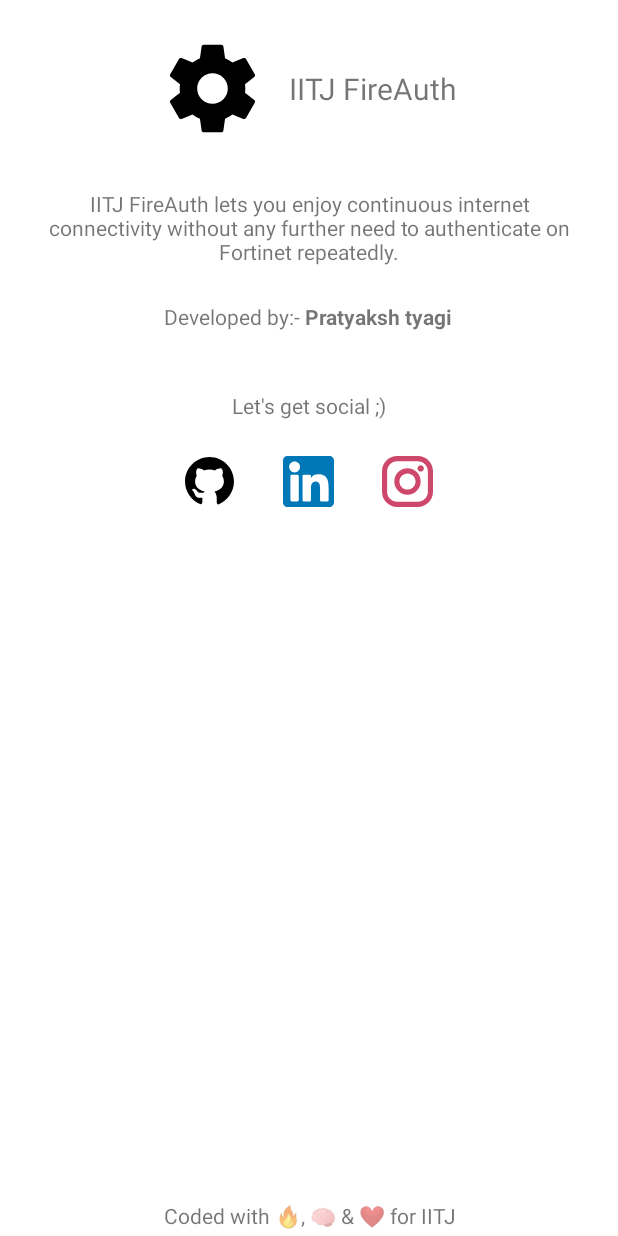
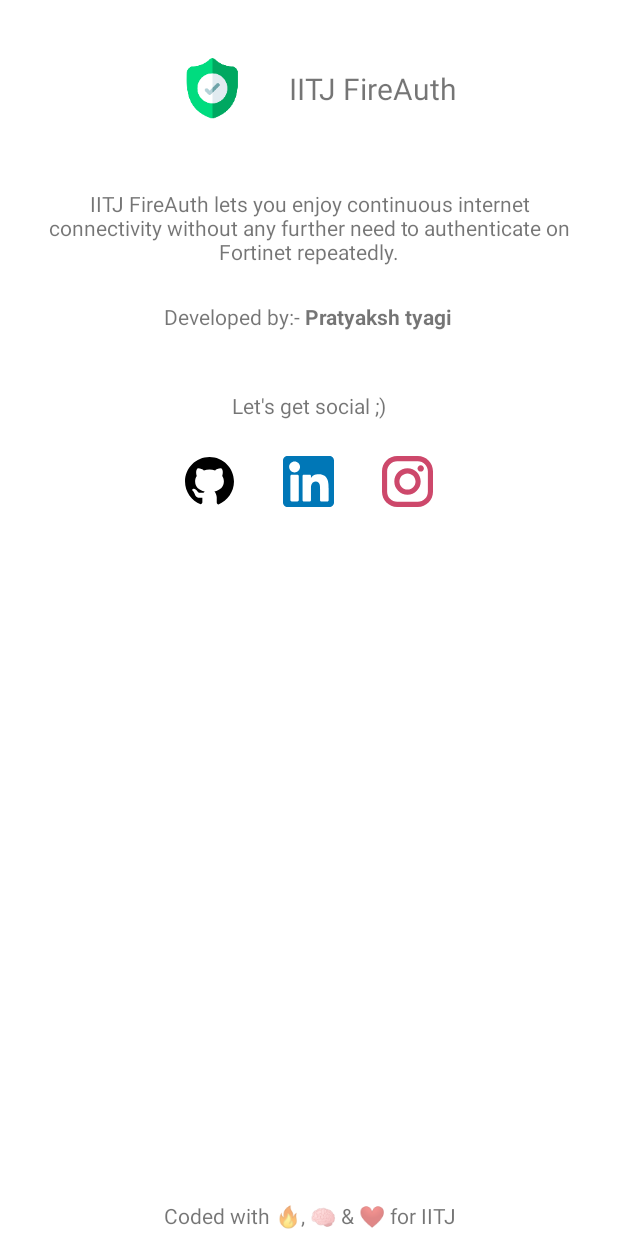
Before and after one commit to pratyaksh123/IITJ_Auth, an Android app: the layout about_fragment.xml on its own in the app's theme, with its tools: preview values and no code run, on a phone screen of 412 x 824 dp. Run offline under Robolectric (Android 15) with nearby library versions, the phone set to English and light mode, and no system bars.

Commit message:
- Invoke finish() on MainActivity if initialSetupScreen - UI Changes - Notification Updates added.

```diff
--- a/app/src/main/java/com/blockgeeks/iitj_auth/activities/MainActivity.kt
+++ b/app/src/main/java/com/blockgeeks/iitj_auth/activities/MainActivity.kt
@@ -29,6 +29,7 @@ class MainActivity : AppCompatActivity() {
         if(!initialSetupBoolean) {
             intent = Intent(applicationContext, InitialSetupActivity::class.java)
             startActivity(intent)
+            finish()
         }
 
         setContentView(R.layout.activity_main)
--- a/app/src/main/res/drawable-v24/ic_launcher_foreground.xml
+++ /dev/null
@@ -1,30 +0,0 @@
-<vector xmlns:android="http://schemas.android.com/apk/res/android"
-    xmlns:aapt="http://schemas.android.com/aapt"
-    android:width="108dp"
-    android:height="108dp"
-    android:viewportWidth="108"
-    android:viewportHeight="108">
-    <path android:pathData="M31,63.928c0,0 6.4,-11 12.1,-13.1c7.2,-2.6 26,-1.4 26,-1.4l38.1,38.1L107,108.928l-32,-1L31,63.928z">
-        <aapt:attr name="android:fillColor">
-            <gradient
-                android:endX="85.84757"
-                android:endY="92.4963"
-                android:startX="42.9492"
-                android:startY="49.59793"
-                android:type="linear">
-                <item
-                    android:color="#44000000"
-                    android:offset="0.0" />
-                <item
-                    android:color="#00000000"
-                    android:offset="1.0" />
-            </gradient>
-        </aapt:attr>
-    </path>
-    <path
-        android:fillColor="#FFFFFF"
-        android:fillType="nonZero"
-        android:pathData="M65.3,45.828l3.8,-6.6c0.2,-0.4 0.1,-0.9 -0.3,-1.1c-0.4,-0.2 -0.9,-0.1 -1.1,0.3l-3.9,6.7c-6.3,-2.8 -13.4,-2.8 -19.7,0l-3.9,-6.7c-0.2,-0.4 -0.7,-0.5 -1.1,-0.3C38.8,38.328 38.7,38.828 38.9,39.228l3.8,6.6C36.2,49.428 31.7,56.028 31,63.928h46C76.3,56.028 71.8,49.428 65.3,45.828zM43.4,57.328c-0.8,0 -1.5,-0.5 -1.8,-1.2c-0.3,-0.7 -0.1,-1.5 0.4,-2.1c0.5,-0.5 1.4,-0.7 2.1,-0.4c0.7,0.3 1.2,1 1.2,1.8C45.3,56.528 44.5,57.328 43.4,57.328L43.4,57.328zM64.6,57.328c-0.8,0 -1.5,-0.5 -1.8,-1.2s-0.1,-1.5 0.4,-2.1c0.5,-0.5 1.4,-0.7 2.1,-0.4c0.7,0.3 1.2,1 1.2,1.8C66.5,56.528 65.6,57.328 64.6,57.328L64.6,57.328z"
-        android:strokeWidth="1"
-        android:strokeColor="#00000000" />
-</vector>
--- a/app/src/main/res/layout/about_fragment.xml
+++ b/app/src/main/res/layout/about_fragment.xml
@@ -18,7 +18,7 @@
             android:layout_height="70dp"
             android:layout_margin="8sp"
             android:contentDescription="@string/app_name"
-            android:src="@drawable/ic_settings" />
+            android:src="@mipmap/ic_launcher_foreground" />
 
         <TextView
             android:layout_width="wrap_content"
--- a/app/src/main/res/values/splash.xml
+++ b/app/src/main/res/values/splash.xml
@@ -3,7 +3,7 @@
     <style name="Theme.App.Starting" parent="Theme.SplashScreen">
         <item name="windowSplashScreenBackground">@color/accent</item>
 
-        <item name="windowSplashScreenAnimatedIcon">@drawable/ic_launcher_foreground</item>
+        <item name="windowSplashScreenAnimatedIcon">@mipmap/ic_launcher_foreground</item>
         <item name="windowSplashScreenAnimationDuration">300</item>
         <item name="postSplashScreenTheme">@style/Theme.IITJ_Auth</item>
     </style>
```
Also changed, not shown: app/src/main/java/com/blockgeeks/iitj_auth/fragments/AboutFragment.kt (+4 -4 lines), app/src/main/java/com/blockgeeks/iitj_auth/services/ForegroundService.kt (+56 -16 lines).
